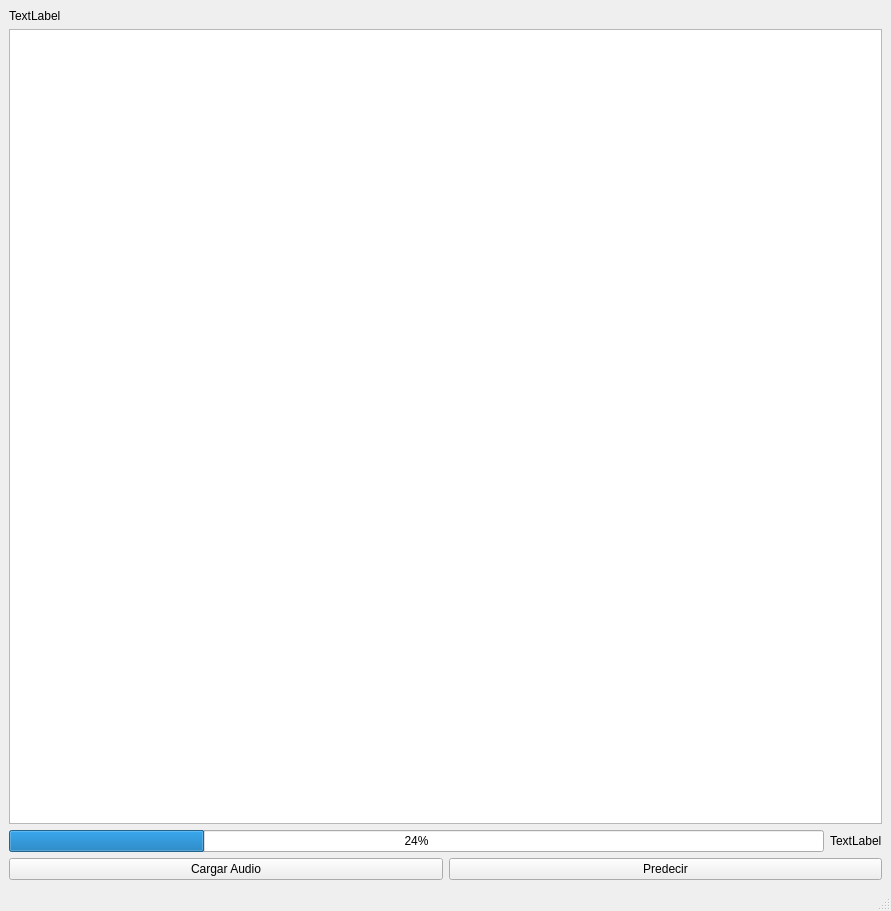
MauHylian/dog-or-cat, file MainWindow.ui: the form before one commit.
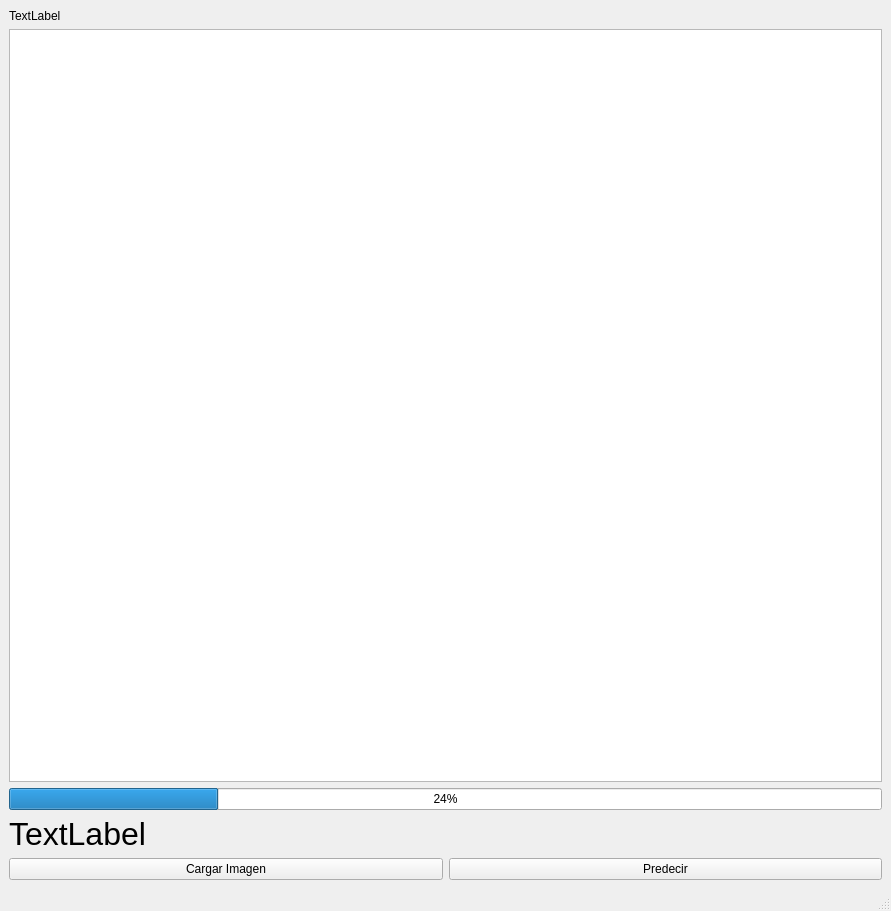
The form after the commit.

The edit to the form file:
```diff
--- a/MainWindow.ui
+++ b/MainWindow.ui
@@ -17,9 +17,6 @@
    <layout class="QVBoxLayout" name="verticalLayout_2">
     <item>
      <layout class="QGridLayout" name="gridLayout">
-      <item row="1" column="1">
-       <widget class="QGraphicsView" name="viewImage"/>
-      </item>
       <item row="0" column="1">
        <widget class="QLabel" name="labelPath">
         <property name="text">
@@ -36,23 +33,31 @@
           </property>
          </widget>
         </item>
+       </layout>
+      </item>
+      <item row="1" column="1">
+       <widget class="QGraphicsView" name="view"/>
+      </item>
+     </layout>
+    </item>
         <item>
          <widget class="QLabel" name="labelPrediccion">
+      <property name="font">
+       <font>
+        <pointsize>24</pointsize>
+       </font>
+      </property>
           <property name="text">
            <string>TextLabel</string>
           </property>
          </widget>
-        </item>
-       </layout>
-      </item>
-     </layout>
     </item>
     <item>
      <layout class="QHBoxLayout" name="horizontalLayout">
       <item>
        <widget class="QPushButton" name="buttonCargar">
         <property name="text">
-         <string>Cargar Audio</string>
+         <string>Cargar Imagen</string>
         </property>
        </widget>
       </item>
```
Lines whose indentation alone changed are shown as unchanged.
